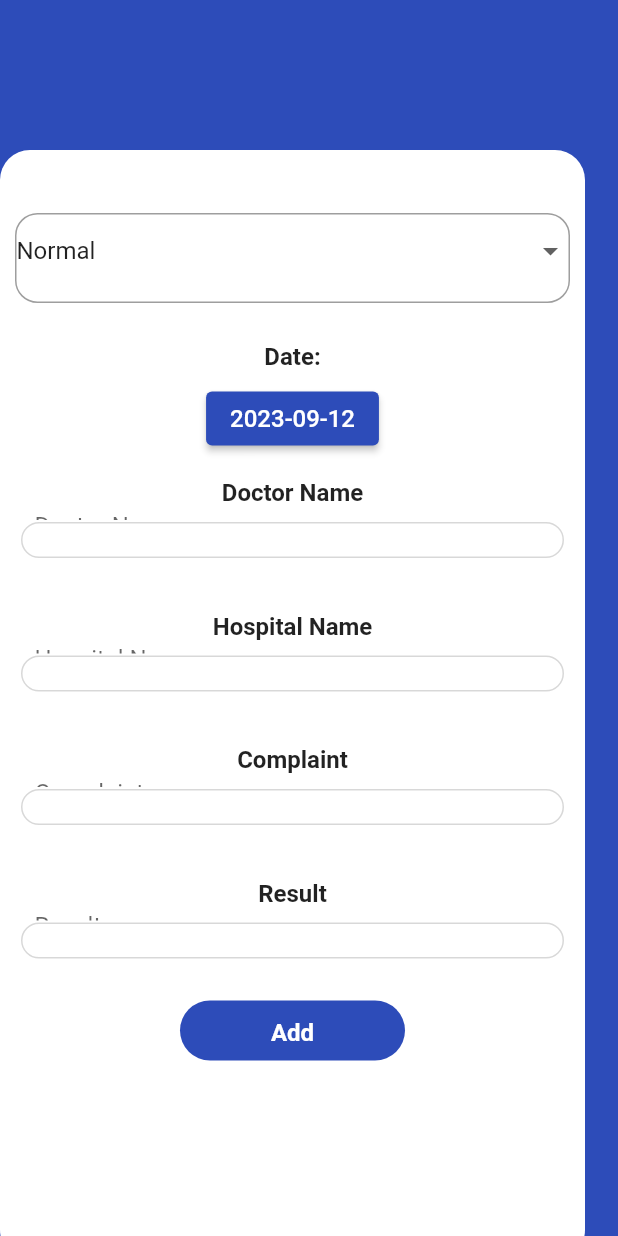
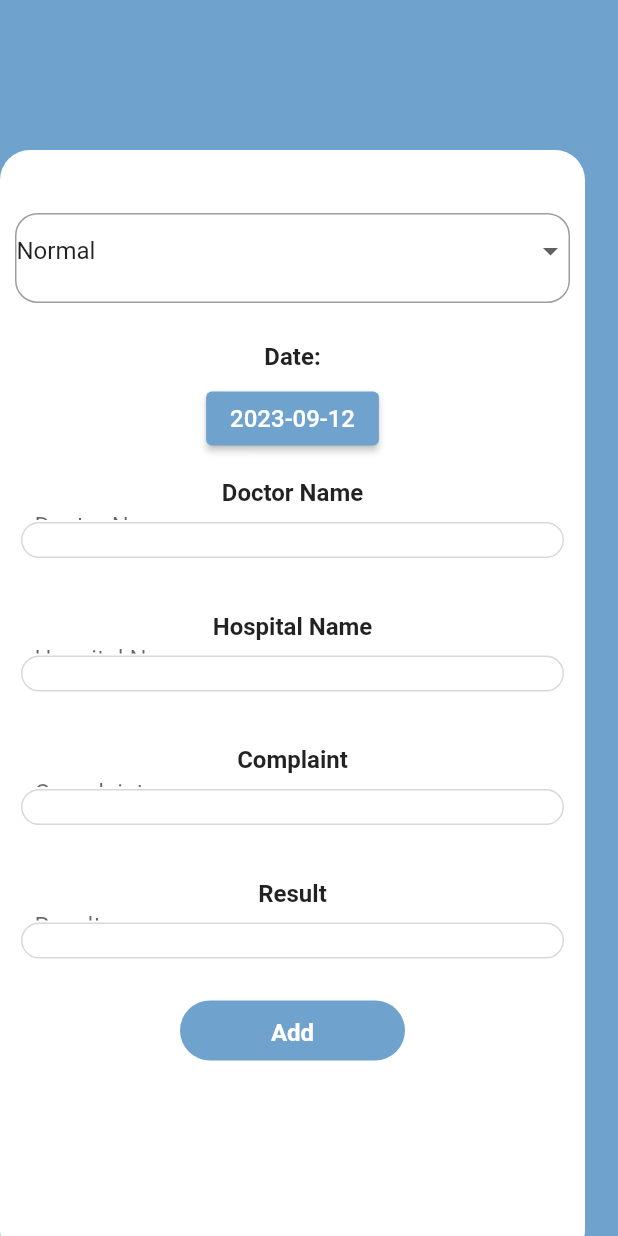
Before and after one commit to hsmulhim/DentaJot, a Flutter app: the AppointmentScreen screen opened directly with empty values, after a tap on the "add" icon, on a phone screen of 412 x 824 dp. Run offline on Flutter 3.47's test engine with Material 2 defaults, Android fonts, the light colour scheme and no system bars; our stand-ins replace animated_splash_screen, animated_text_kit, awesome_dialog, cached_network_image, carousel_slider, flutter_slidable and 8 more; accounts and stored records are empty; network calls fail.

Commit message:
fixed miner issues

```diff
--- a/lib/components/appbar_home.dart
+++ b/lib/components/appbar_home.dart
@@ -12,6 +12,7 @@ HomeAppBar() {
     print("profile $patientobj");
   }
   return AppBar(
+    automaticallyImplyLeading: false,
     elevation: 0,
     backgroundColor: const Color(0xfff2fbfd),
     title: Padding(
--- a/lib/components/appointment_card.dart
+++ b/lib/components/appointment_card.dart
@@ -71,13 +71,15 @@ class AppointmentCard extends StatelessWidget {
                   ],
                 ),
                 kHSpace16,
-                Column(
+                Expanded(
+                  child: Column(
                     children: [
                       kVSpace32,
                       const Text("Date",
                           style: TextStyle(fontWeight: FontWeight.bold)),
                       Text(appointmentDate),
                     ],
+                  ),
                 ),
                 const Icon(
                   Icons.keyboard_arrow_right,
--- a/lib/screens/add_appointment_screen.dart
+++ b/lib/screens/add_appointment_screen.dart
@@ -84,7 +84,7 @@ class _AddAppointmentScreenState extends State<AddAppointmentScreen> {
               Container(
                 width: MediaQuery.of(context).size.width,
                 height: MediaQuery.of(context).size.height,
-                color: const Color(0xff2D4CB9),
+                color: const Color(0xff6fa2cd),
               ),
               Positioned(
                   top: 100,
@@ -144,7 +144,7 @@ class _AddAppointmentScreenState extends State<AddAppointmentScreen> {
                         ElevatedButton(
                           style: ButtonStyle(
                             backgroundColor: MaterialStateProperty.all<Color>(
-                              const Color(0xff2D4CB9),
+                              const Color(0xff6fa2cd),
                             ),
                           ),
                           onPressed: () async {
@@ -195,7 +195,7 @@ class _AddAppointmentScreenState extends State<AddAppointmentScreen> {
                           width: 150,
                           height: 40,
                           child: CustomButton(
-                            buttonColor: const Color(0xff2D4CB9),
+                            buttonColor: const Color(0xff6fa2cd),
                             textColor: Colors.white,
                             text: 'Add',
                             onTap: () {
--- a/lib/screens/appointment_screen.dart
+++ b/lib/screens/appointment_screen.dart
@@ -2,13 +2,11 @@ import 'dart:io';
 
 import 'package:dental_proj/components/appointment_card.dart';
 import 'package:dental_proj/components/custom_header.dart';
-import 'package:dental_proj/components/text_field_widgets.dart';
 import 'package:dental_proj/extensions/navigation.dart';
 import 'package:dental_proj/screens/add_appointment_screen.dart';
 
 import 'package:dental_proj/services/database_service.dart';
 import 'package:flutter/material.dart';
-import 'package:image_picker/image_picker.dart';
 import 'package:supabase_flutter/supabase_flutter.dart';
 
 String teethCase = "Normal";
@@ -118,7 +116,7 @@ class _AppointmentScreenState extends State<AppointmentScreen> {
   Widget build(BuildContext context) {
     return Scaffold(
       appBar: AppBar(
-        backgroundColor: const Color(0xff2D4CB9),
+        backgroundColor: const Color(0xff6fa2cd),
         elevation: 0,
         title: Row(
           children: [
@@ -200,7 +198,7 @@ class _AppointmentScreenState extends State<AppointmentScreen> {
               })(),
             ),
             Padding(
-              padding: const EdgeInsets.only(top: 180),
+              padding: const EdgeInsets.only(top: 180, left: 18),
               child: Expanded(
                 child: ListView.builder(
                   shrinkWrap: true,
```
Lines whose indentation alone changed are shown as unchanged.
